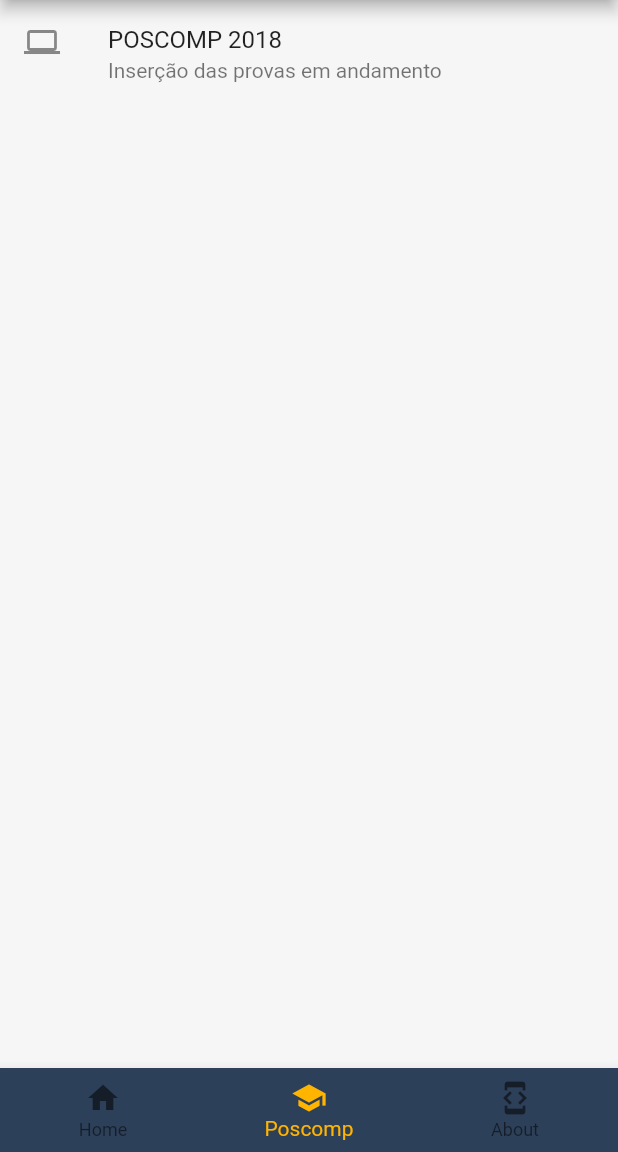
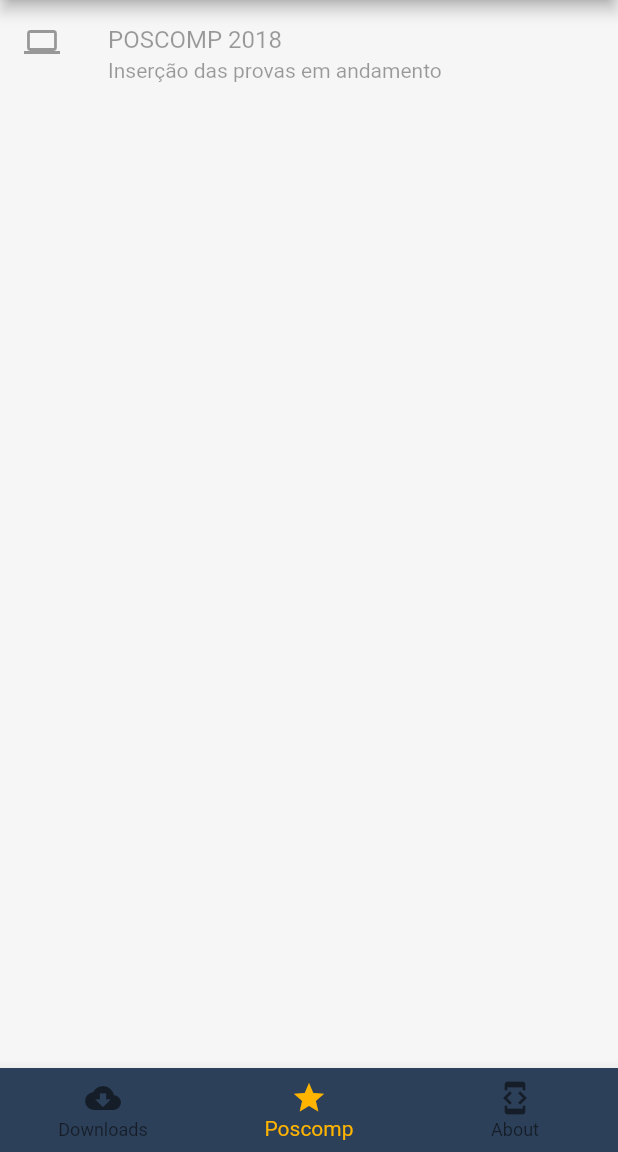
Before and after one commit to f2acode/computeiro, a Flutter app: the screen it shows after launch, item 2 of the bottom bar chosen, on a phone screen of 412 x 824 dp, the part 84-1236 px from its top. Run offline on Flutter 3.47's test engine with Material 2 defaults, Android fonts, the phone set to English and light mode, and no system bars; our stand-ins replace flutter_markdown, permission_handler; missing offline and left inert: flutter_downloader, flutter_tex.

Commit message:
Download

```diff
--- a/lib/components/pages/BottomNavigation/index.dart
+++ b/lib/components/pages/BottomNavigation/index.dart
@@ -37,11 +37,11 @@ class BottomNavigator extends StatelessWidget {
           bottomNavigationBar: BottomNavigationBar(
             items: const <BottomNavigationBarItem>[
               BottomNavigationBarItem(
-                icon: Icon(Icons.home),
-                title: Text(home),
+                icon: Icon(Icons.cloud_download),
+                title: Text(downloads),
               ),
               BottomNavigationBarItem(
-                icon: Icon(Icons.school),
+                icon: Icon(Icons.grade),
                 title: Text(poscomp),
               ),
               BottomNavigationBarItem(
--- a/lib/components/pages/ExamsList/index.dart
+++ b/lib/components/pages/ExamsList/index.dart
@@ -22,6 +22,7 @@ class ExamsList extends StatelessWidget {
                   itemCount: vm.exams.length,
                   itemBuilder: (BuildContext context, int index) {
                     return ListTile(
+                      enabled: false,
                       title: Text('POSCOMP ${vm.exams[index].year}'),
                       subtitle: const Text(insertingExams),
                       leading: const Icon(Icons.computer),
--- a/lib/components/pages/index.dart
+++ b/lib/components/pages/index.dart
@@ -1,5 +1,5 @@
 export 'package:computeiro/components/pages/BottomNavigation/index.dart';
-export 'package:computeiro/components/pages/Home/index.dart';
+export 'package:computeiro/components/pages/DownloadsView/index.dart';
 export 'package:computeiro/components/pages/About/index.dart';
 export 'package:computeiro/components/pages/ExamsList/index.dart';
 export 'package:computeiro/components/pages/Exam/index.dart';
--- a/lib/core/constants/strings.dart
+++ b/lib/core/constants/strings.dart
@@ -1,6 +1,6 @@
 const String appTitle = 'Computeiro';
 const String welcome = 'Bem vindo computeirxs!';
-const String home = 'Home';
+const String downloads = 'Downloads';
 const String poscomp = 'Poscomp';
 const String about = 'About';
 const String answerQuestion = 'Responder';
--- a/lib/core/models/Profile/poscomp_status.dart
+++ b/lib/core/models/Profile/poscomp_status.dart
@@ -19,9 +19,11 @@ class PoscompStatus {
   }
 
   void nextQuestion() {
-    answers = List<String>.from(answers)..add('');
+    if (questionIndex < 1) {
+      answers = List<String>.from(answers)..add('');
 
-    questionIndex = questionIndex + 1;
+      questionIndex = questionIndex + 1;
+    }
   }
 
   void previousQuestion() {
--- a/lib/scoped_model/app_state.dart
+++ b/lib/scoped_model/app_state.dart
@@ -14,10 +14,9 @@ class AppState extends Model {
 
   factory AppState.initial() => AppState(
         isLoading: true,
-        bottomNavIndex: 2,
+        bottomNavIndex: 0,
         exams: <Exam>[
           Exam(questions: exam2018, year: 2018),
-          //Exam(questions: exam2017, year: 2017),
         ],
         profile: Profile.init(),
         resultDumbSearch: '',
--- a/pubspec.yaml
+++ b/pubspec.yaml
@@ -13,6 +13,9 @@ dependencies:
   http: ^0.12.0+1
   scoped_model: ^1.0.1
   flutter_tex: ^0.0.15
+  flutter_downloader: ^1.1.6
+  path_provider: ^0.5.0+1
+  permission_handler: ^2.2.0
 
 dev_dependencies:
   flutter_test:
```
Also changed, not shown: lib/components/pages/DownloadsView/index.dart (added, +94 -0 lines), lib/components/pages/Home/index.dart (deleted, +0 -61 lines), lib/components/pages/DownloadsView/view_model.dart (renamed from lib/components/pages/Home/view_model.dart), 3 other files.
